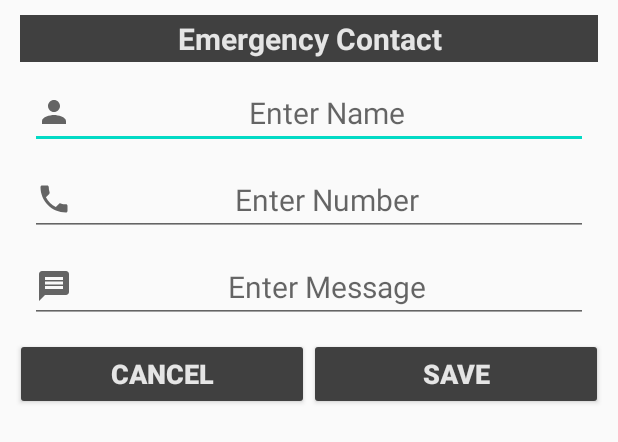
After one commit to surazjaiswal/Fall_Safe, an Android app: the layout edit_emg_contacts.xml on its own in the app's theme, with its tools: preview values and no code run, on a phone screen of 412 x 824 dp. The commit adds this screen. Shown: the top 442 px of the screen. Run offline under Robolectric (Android 15) with nearby library versions, the light colour scheme and no system bars.

Commit message:
Added emergency contact window

```diff
--- a/app/src/main/AndroidManifest.xml
+++ b/app/src/main/AndroidManifest.xml
@@ -12,6 +12,10 @@
     <uses-permission android:name="android.permission.ACCESS_BACKGROUND_LOCATION" />
     <uses-permission android:name="android.permission.RECEIVE_BOOT_COMPLETED" />
     <uses-permission android:name="android.permission.INTERNET" />
+
+    <uses-permission android:name="android.permission.VIBRATE" />
+
+    <uses-permission android:name="android.permission.VIBRATE" />
 
     <application
         android:allowBackup="true"
--- /dev/null
+++ b/app/src/main/res/drawable/ic_contact.xml
@@ -0,0 +1,10 @@
+<vector xmlns:android="http://schemas.android.com/apk/res/android"
+    android:width="24dp"
+    android:height="24dp"
+    android:viewportWidth="24"
+    android:viewportHeight="24"
+    android:tint="?attr/colorControlNormal">
+  <path
+      android:fillColor="@android:color/white"
+      android:pathData="M12,12c2.21,0 4,-1.79 4,-4s-1.79,-4 -4,-4 -4,1.79 -4,4 1.79,4 4,4zM12,14c-2.67,0 -8,1.34 -8,4v2h16v-2c0,-2.66 -5.33,-4 -8,-4z"/>
+</vector>
--- /dev/null
+++ b/app/src/main/res/drawable/ic_message.xml
@@ -0,0 +1,10 @@
+<vector xmlns:android="http://schemas.android.com/apk/res/android"
+    android:width="24dp"
+    android:height="24dp"
+    android:viewportWidth="24"
+    android:viewportHeight="24"
+    android:tint="?attr/colorControlNormal">
+  <path
+      android:fillColor="@android:color/white"
+      android:pathData="M20,2L4,2c-1.1,0 -1.99,0.9 -1.99,2L2,22l4,-4h14c1.1,0 2,-0.9 2,-2L22,4c0,-1.1 -0.9,-2 -2,-2zM18,14L6,14v-2h12v2zM18,11L6,11L6,9h12v2zM18,8L6,8L6,6h12v2z"/>
+</vector>
--- /dev/null
+++ b/app/src/main/res/drawable/ic_number.xml
@@ -0,0 +1,10 @@
+<vector xmlns:android="http://schemas.android.com/apk/res/android"
+    android:width="24dp"
+    android:height="24dp"
+    android:viewportWidth="24"
+    android:viewportHeight="24"
+    android:tint="?attr/colorControlNormal">
+  <path
+      android:fillColor="@android:color/white"
+      android:pathData="M6.62,10.79c1.44,2.83 3.76,5.14 6.59,6.59l2.2,-2.2c0.27,-0.27 0.67,-0.36 1.02,-0.24 1.12,0.37 2.33,0.57 3.57,0.57 0.55,0 1,0.45 1,1V20c0,0.55 -0.45,1 -1,1 -9.39,0 -17,-7.61 -17,-17 0,-0.55 0.45,-1 1,-1h3.5c0.55,0 1,0.45 1,1 0,1.25 0.2,2.45 0.57,3.57 0.11,0.35 0.03,0.74 -0.25,1.02l-2.2,2.2z"/>
+</vector>
--- /dev/null
+++ b/app/src/main/res/layout/edit_emg_contacts.xml
@@ -0,0 +1,82 @@
+<?xml version="1.0" encoding="utf-8"?>
+<LinearLayout xmlns:android="http://schemas.android.com/apk/res/android"
+    android:orientation="vertical" android:layout_width="match_parent"
+    android:layout_height="match_parent">
+
+    <TextView
+        android:layout_width="match_parent"
+        android:layout_height="wrap_content"
+        android:text="Emergency Contact"
+        android:textSize="20dp"
+        android:gravity="center"
+        android:textStyle="bold"
+        android:textColor="#e5e5e5"
+        android:background="#404040"
+        android:paddingVertical="2dp"
+        android:layout_marginHorizontal="13dp"
+        android:layout_marginTop="10dp"/>
+
+    <EditText
+        android:id="@+id/edit_Name"
+        android:layout_width="match_parent"
+        android:layout_height="wrap_content"
+        android:textSize="20dp"
+        android:layout_marginTop="10dp"
+        android:hint="Enter Name"
+        android:layout_marginHorizontal="20dp"
+        android:drawableLeft="@drawable/ic_contact"
+        android:gravity="center"/>
+
+    <EditText
+        android:id="@+id/edit_Number"
+        android:layout_width="match_parent"
+        android:layout_height="wrap_content"
+        android:textSize="20dp"
+        android:layout_marginTop="10dp"
+        android:inputType="number"
+        android:hint="Enter Number"
+        android:layout_marginHorizontal="20dp"
+        android:drawableLeft="@drawable/ic_number"
+        android:gravity="center"/>
+
+    <EditText
+        android:id="@+id/edit_Message"
+        android:layout_width="match_parent"
+        android:layout_height="wrap_content"
+        android:textSize="20dp"
+        android:layout_marginTop="10dp"
+        android:hint="Enter Message"
+        android:layout_marginHorizontal="20dp"
+        android:drawableLeft="@drawable/ic_message"
+        android:gravity="center"/>
+
+    <LinearLayout
+        android:layout_width="match_parent"
+        android:layout_height="wrap_content"
+        android:padding="10dp">
+
+        <Button
+            android:id="@+id/btn_cancel"
+            android:layout_width="match_parent"
+            android:layout_height="wrap_content"
+            android:text="cancel"
+            android:textSize="18dp"
+            android:textStyle="bold"
+            android:backgroundTint="#404040"
+            android:textColor="#e5e5e5"
+            android:layout_weight="1"/>
+
+        <Button
+            android:id="@+id/btn_save"
+            android:layout_width="match_parent"
+            android:layout_height="wrap_content"
+            android:text="Save"
+            android:textSize="18dp"
+            android:textStyle="bold"
+            android:backgroundTint="#404040"
+            android:textColor="#e5e5e5"
+            android:layout_weight="1"/>
+
+    </LinearLayout>
+
+</LinearLayout>
--- /dev/null
+++ b/app/src/main/res/layout/help_window.xml
@@ -0,0 +1,6 @@
+<?xml version="1.0" encoding="utf-8"?>
+<androidx.constraintlayout.widget.ConstraintLayout
+    xmlns:android="http://schemas.android.com/apk/res/android" android:layout_width="match_parent"
+    android:layout_height="match_parent">
+
+</androidx.constraintlayout.widget.ConstraintLayout>
--- a/app/src/main/res/values/strings.xml
+++ b/app/src/main/res/values/strings.xml
@@ -1,4 +1,7 @@
 <resources>
     <string name="app_name">Epilepsy Care</string>
     <string name="cpyRight">© SuraJ</string>
+    <string name="emgName">com.example.epilepsycare.emgname</string>
+    <string name="emgNumber">com.example.epilepsycare.emgnumber</string>
+    <string name="emgMessage">com.example.epilepsycare.emgmessage</string>
 </resources>
```
Also changed, not shown: app/src/main/java/com/example/epilepsycare/MainActivity.java (+121 -0 lines), app/src/main/java/com/example/epilepsycare/MyService.java (+17 -5 lines), app/src/main/res/layout/emg_contacts.xml (added, +79 -0 lines).
